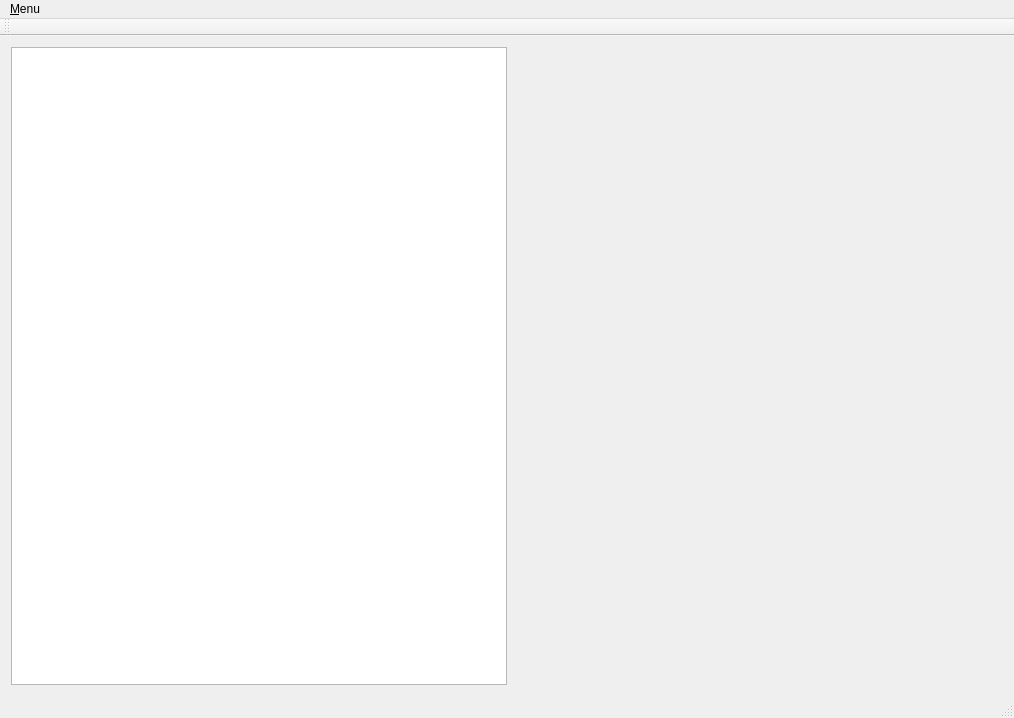
First picture: the form in mainwindow.ui, repository BriceDucardonnoy/EasyWcmDriverCreator, before the edit.
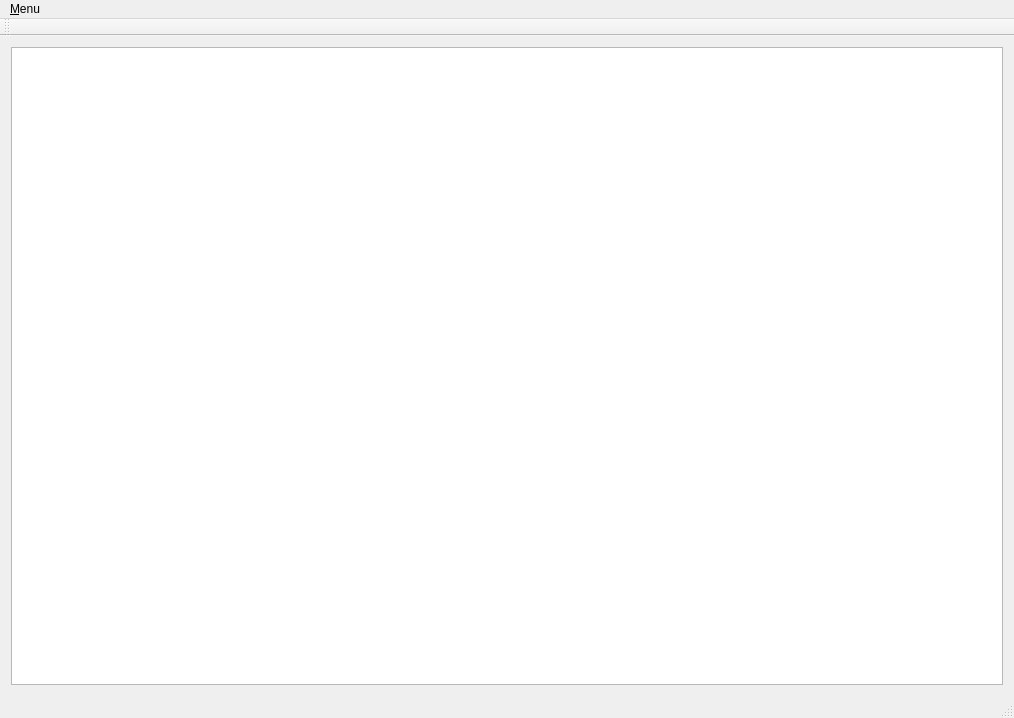
Second picture: the form after the edit.

```diff
--- a/mainwindow.ui
+++ b/mainwindow.ui
@@ -18,19 +18,6 @@
     <item>
      <widget class="QTreeView" name="mibTreeView"/>
     </item>
-    <item>
-     <spacer name="horizontalSpacer">
-      <property name="orientation">
-       <enum>Qt::Horizontal</enum>
-      </property>
-      <property name="sizeHint" stdset="0">
-       <size>
-        <width>40</width>
-        <height>20</height>
-       </size>
-      </property>
-     </spacer>
-    </item>
    </layout>
   </widget>
   <widget class="QMenuBar" name="menuBar">
```
